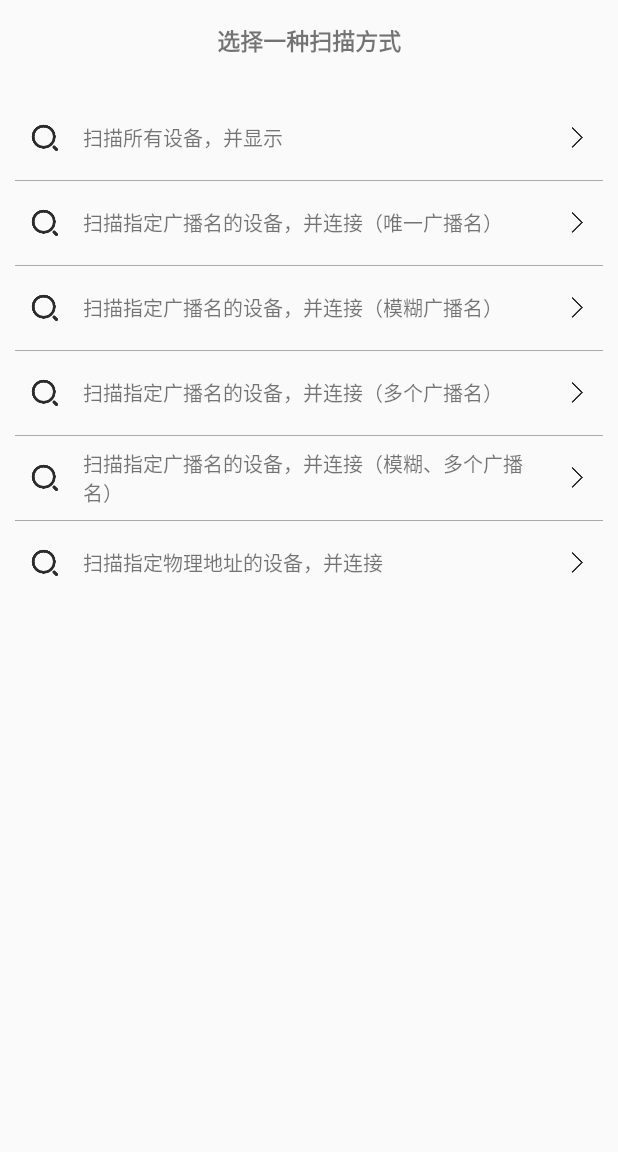
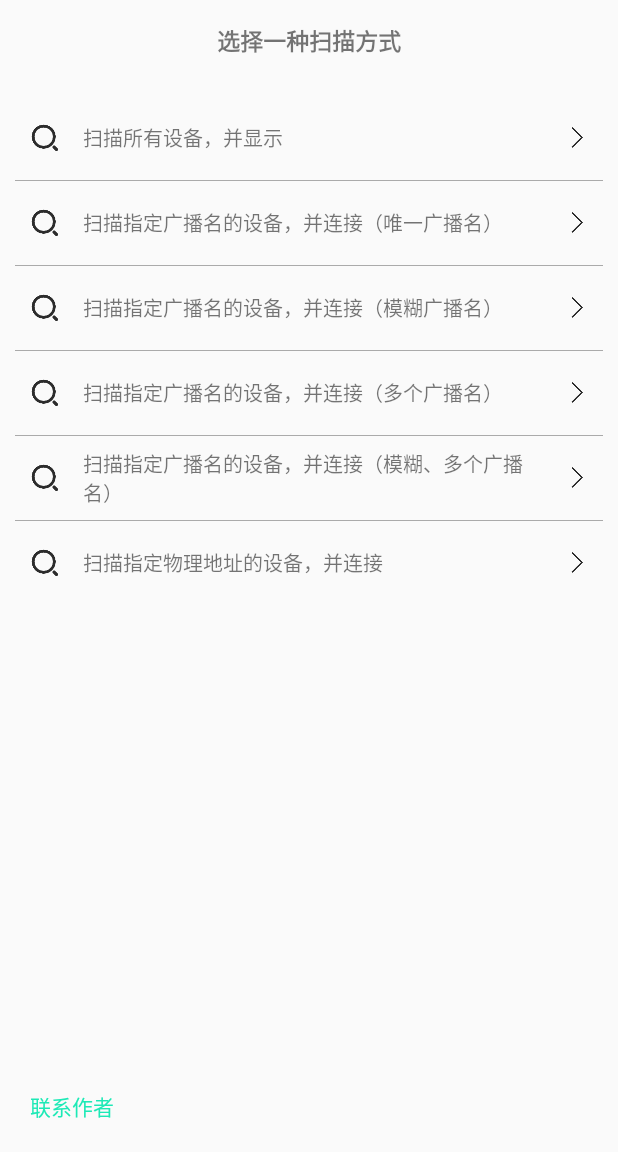
Before and after one commit to Jasonchenlijian/FastBle, an Android app: the screen it shows after launch (MainActivity), on a phone screen of 412 x 824 dp, the part 84-1236 px from its top. Run offline under Robolectric (Android 15) with nearby library versions, the phone set to English and light mode, and no system bars.

```diff
--- a/app/src/main/AndroidManifest.xml
+++ b/app/src/main/AndroidManifest.xml
@@ -25,6 +25,7 @@
             </intent-filter>
         </activity>
 
+        <activity android:name=".tool.other.UserActivity"/>
         <activity android:name=".tool.scan.AnyScanActivity" />
         <activity android:name=".tool.scan.NameScanActivity" />
         <activity android:name=".tool.scan.NameFuzzyScanActivity" />
--- a/app/src/main/java/com/clj/blesample/tool/MainActivity.java
+++ b/app/src/main/java/com/clj/blesample/tool/MainActivity.java
@@ -13,6 +13,7 @@ import android.widget.ListView;
 import android.widget.TextView;
 
 import com.clj.blesample.R;
+import com.clj.blesample.tool.other.UserActivity;
 import com.clj.blesample.tool.scan.AnyScanActivity;
 import com.clj.blesample.tool.scan.MacScanActivity;
 import com.clj.blesample.tool.scan.NameFuzzyScanActivity;
@@ -45,6 +46,13 @@ public class MainActivity extends AppCompatActivity {
     private void initView() {
         Toolbar toolbar = (Toolbar) findViewById(R.id.toolbar);
         setSupportActionBar(toolbar);
+
+        findViewById(R.id.txt_user).setOnClickListener(new View.OnClickListener() {
+            @Override
+            public void onClick(View view) {
+                startActivity(new Intent(MainActivity.this, UserActivity.class));
+            }
+        });
 
         ListView mListView = (ListView) findViewById(R.id.list);
         mListView.setAdapter(new ConnectModeAdapter(this, modes));
--- a/app/src/main/java/com/clj/blesample/tool/scan/AnyScanActivity.java
+++ b/app/src/main/java/com/clj/blesample/tool/scan/AnyScanActivity.java
@@ -53,7 +53,8 @@ public class AnyScanActivity extends AppCompatActivity implements View.OnClickLi
     @Override
     protected void onDestroy() {
         super.onDestroy();
-        unbindService();
+        if (mBluetoothService != null)
+            unbindService();
     }
 
     private void initView() {
--- a/app/src/main/res/layout/activity_main.xml
+++ b/app/src/main/res/layout/activity_main.xml
@@ -22,16 +22,33 @@
         android:textSize="15sp"
         android:textStyle="bold" />
 
+    <RelativeLayout
+        android:layout_width="match_parent"
+        android:layout_height="match_parent"
+        android:layout_marginTop="10dp">
+
         <ListView
             android:id="@+id/list"
             android:layout_width="match_parent"
             android:layout_height="wrap_content"
-        android:layout_marginTop="10dp"
             android:divider="@android:color/darker_gray"
             android:dividerHeight="0.5dp"
+            android:footerDividersEnabled="true"
             android:paddingEnd="10dp"
             android:paddingStart="10dp"
-        android:footerDividersEnabled="true"
             android:scrollbars="none" />
 
+        <TextView
+            android:id="@+id/txt_user"
+            android:layout_width="wrap_content"
+            android:layout_height="wrap_content"
+            android:layout_alignParentBottom="true"
+            android:padding="20dp"
+            android:text="联系作者"
+            android:textColor="@color/colorPrimary"
+            android:textSize="14sp" />
+
+    </RelativeLayout>
+
+
 </LinearLayout>
```
Also changed, not shown: app/src/main/java/com/clj/blesample/tool/other/UserActivity.java (added, +34 -0 lines), app/src/main/res/layout/activity_user.xml (added, +49 -0 lines), app/src/main/res/drawable/ic_donate.jpg (added), app/src/main/res/drawable/ic_wx.jpg (added), 6 other files. Lines whose indentation alone changed are shown as unchanged.
